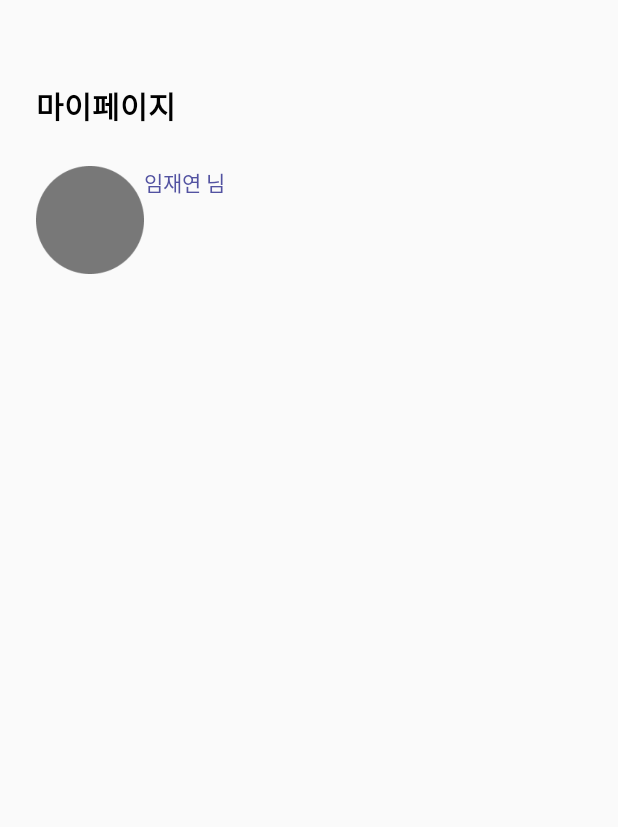
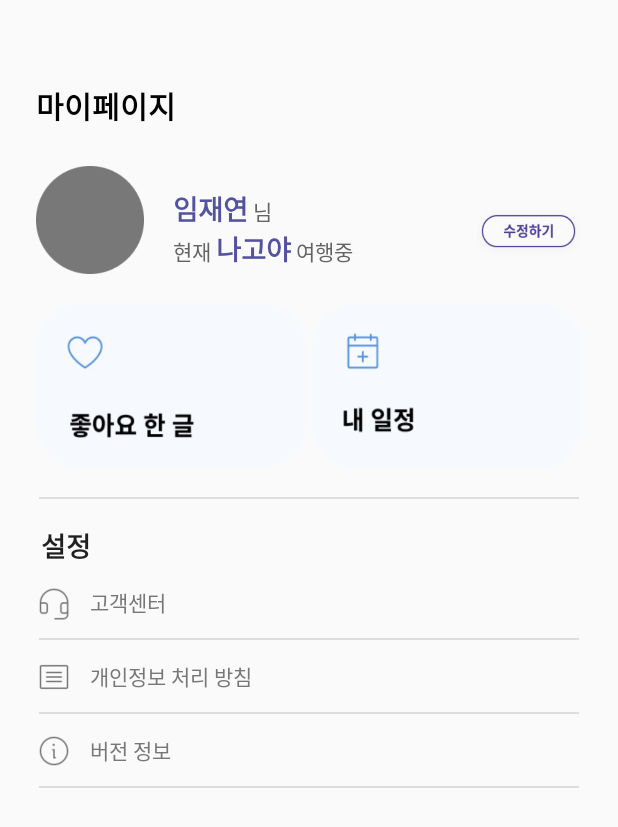
Before and after one commit to moon12-3/BaRoad, an Android app: the fragment Mypage shown on its own in the app's theme, on a phone screen of 412 x 824 dp. Shown: the top 827 px of the screen. Run offline under Robolectric (Android 15) with nearby library versions, the phone set to English and light mode, and no system bars.

Commit message:
마이페이지

```diff
--- a/app/src/main/java/com/example/baroad/MainFragment.java
+++ b/app/src/main/java/com/example/baroad/MainFragment.java
@@ -1,12 +1,19 @@
 package com.example.baroad;
 
+import android.graphics.Color;
+import android.graphics.Typeface;
 import android.os.Bundle;
 
 import androidx.fragment.app.Fragment;
 
+import android.text.Spannable;
+import android.text.SpannableString;
+import android.text.style.ForegroundColorSpan;
+import android.text.style.StyleSpan;
 import android.view.LayoutInflater;
 import android.view.View;
 import android.view.ViewGroup;
+import android.widget.TextView;
 
 public class MainFragment extends Fragment {
 
@@ -14,7 +21,18 @@ public class MainFragment extends Fragment {
     public View onCreateView(LayoutInflater inflater, ViewGroup container,
                              Bundle savedInstanceState) {
         View view = inflater.inflate(R.layout.fragment_main, container, false);
+
+        //특정 글씨 강조
+        TextView textView = view.findViewById(R.id.edit_search_text);
+        String content = textView.getText().toString();
+        SpannableString spannableString = new SpannableString(content);
+        String word ="여행";
+        int start = content.indexOf(word);
+        int end = start+word.length();
+        spannableString.setSpan(new ForegroundColorSpan(Color.parseColor("#5252A1")),start,end,Spannable.SPAN_EXCLUSIVE_EXCLUSIVE);
+        textView.setText(spannableString);
         return view;
+
 
 
     }
--- a/app/src/main/java/com/example/baroad/Mypage.java
+++ b/app/src/main/java/com/example/baroad/Mypage.java
@@ -1,64 +1,46 @@
 package com.example.baroad;
 
+import android.graphics.Color;
+import android.graphics.Typeface;
 import android.os.Bundle;
 
 import androidx.fragment.app.Fragment;
 
+import android.text.Spannable;
+import android.text.SpannableString;
+import android.text.style.ForegroundColorSpan;
+import android.text.style.RelativeSizeSpan;
+import android.text.style.StyleSpan;
 import android.view.LayoutInflater;
 import android.view.View;
 import android.view.ViewGroup;
+import android.widget.TextView;
 
-/**
- * A simple {@link Fragment} subclass.
- * Use the {@link Mypage#newInstance} factory method to
- * create an instance of this fragment.
- */
 public class Mypage extends Fragment {
-
-    // TODO: Rename parameter arguments, choose names that match
-    // the fragment initialization parameters, e.g. ARG_ITEM_NUMBER
-    private static final String ARG_PARAM1 = "param1";
-    private static final String ARG_PARAM2 = "param2";
-
-    // TODO: Rename and change types of parameters
-    private String mParam1;
-    private String mParam2;
-
-    public Mypage() {
-        // Required empty public constructor
-    }
-
-    /**
-     * Use this factory method to create a new instance of
-     * this fragment using the provided parameters.
-     *
-     * @param param1 Parameter 1.
-     * @param param2 Parameter 2.
-     * @return A new instance of fragment Mypage.
-     */
-    // TODO: Rename and change types and number of parameters
-    public static Mypage newInstance(String param1, String param2) {
-        Mypage fragment = new Mypage();
-        Bundle args = new Bundle();
-        args.putString(ARG_PARAM1, param1);
-        args.putString(ARG_PARAM2, param2);
-        fragment.setArguments(args);
-        return fragment;
-    }
-
-    @Override
-    public void onCreate(Bundle savedInstanceState) {
-        super.onCreate(savedInstanceState);
-        if (getArguments() != null) {
-            mParam1 = getArguments().getString(ARG_PARAM1);
-            mParam2 = getArguments().getString(ARG_PARAM2);
-        }
-    }
-
     @Override
     public View onCreateView(LayoutInflater inflater, ViewGroup container,
                              Bundle savedInstanceState) {
         // Inflate the layout for this fragment
-        return inflater.inflate(R.layout.fragment_mypage, container, false);
+        View view =  inflater.inflate(R.layout.fragment_mypage, container, false);
+        //특정문자강조
+        TextView textView = view.findViewById(R.id.myPage_id_txt);
+        String content = textView.getText().toString();
+        SpannableString spannableString = new SpannableString(content);
+        String word ="임재연";
+        int start = content.indexOf(word);
+        int end = start+word.length();
+        spannableString.setSpan(new ForegroundColorSpan(Color.parseColor("#5252A1")),start,end, Spannable.SPAN_EXCLUSIVE_EXCLUSIVE);
+        spannableString.setSpan(new StyleSpan(Typeface.BOLD), start, end, Spannable.SPAN_EXCLUSIVE_EXCLUSIVE);
+        spannableString.setSpan(new RelativeSizeSpan(1.3f), start, end, SpannableString.SPAN_EXCLUSIVE_EXCLUSIVE);
+
+        String word2 ="나고야";
+        int start2 = content.indexOf(word2);
+        int end2 = start2+word2.length();
+        spannableString.setSpan(new ForegroundColorSpan(Color.parseColor("#5252A1")),start2,end2, Spannable.SPAN_EXCLUSIVE_EXCLUSIVE);
+        spannableString.setSpan(new StyleSpan(Typeface.BOLD), start2, end2, Spannable.SPAN_EXCLUSIVE_EXCLUSIVE);
+        spannableString.setSpan(new RelativeSizeSpan(1.3f), start2, end2, SpannableString.SPAN_EXCLUSIVE_EXCLUSIVE);
+
+        textView.setText(spannableString);
+        return view;
     }
 }
--- a/app/src/main/res/layout/fragment_mypage.xml
+++ b/app/src/main/res/layout/fragment_mypage.xml
@@ -28,10 +28,122 @@
         <TextView
             android:layout_width="wrap_content"
             android:layout_height="wrap_content"
-            android:text="임재연 님"
-            android:textColor="#5252A1"/>
-
+            android:layout_marginLeft="19dp"
+            android:layout_marginTop="15dp"
+            android:text="임재연 님\n현재 나고야 여행중"
+            android:id="@+id/myPage_id_txt"
+            android:textColor="#636363"/>
+        <Button
+            android:layout_width="74dp"
+            android:layout_height="34dp"
+            android:layout_marginLeft="80dp"
+            android:layout_gravity="bottom"
+            android:layout_marginBottom="5dp"
+            android:background="@drawable/myPage_btn"/>
     </LinearLayout>
-
-
+    <LinearLayout
+        android:layout_width="wrap_content"
+        android:layout_height="110dp"
+        android:layout_marginLeft="24dp"
+        android:layout_marginRight="24dp"
+        android:layout_marginTop="19dp"
+        android:orientation="horizontal">
+        <Button
+            android:layout_width="0dp"
+            android:layout_height="wrap_content"
+            android:layout_weight="1"
+            android:layout_marginRight="2dp"
+            android:background="@drawable/myPage_like"/>
+        <Button
+            android:layout_width="0dp"
+            android:layout_height="wrap_content"
+            android:layout_weight="1"
+            android:layout_marginLeft="2dp"
+            android:background="@drawable/myPage_schedule"/>
+    </LinearLayout>
+    <View
+        android:layout_width="360dp"
+        android:layout_gravity="center"
+        android:layout_height="1dp"
+        android:background="#DDDDDD"
+        android:layout_marginTop="19dp"/>
+    <TextView
+        android:layout_width="wrap_content"
+        android:layout_height="wrap_content"
+        android:text="설정"
+        android:textSize="18dp"
+        android:textStyle="bold"
+        android:textColor="#1F1F1F"
+        android:layout_marginTop="17dp"
+        android:layout_marginLeft="27dp"/>
+    <LinearLayout
+        android:layout_width="match_parent"
+        android:layout_height="wrap_content"
+        android:layout_marginLeft="24dp"
+        android:layout_marginRight="24dp"
+        android:orientation="vertical">
+        <LinearLayout
+            android:layout_width="match_parent"
+            android:layout_height="wrap_content"
+            android:orientation="horizontal">
+            <Button
+                android:layout_width="24dp"
+                android:layout_height="24dp"
+                android:background="@drawable/myPage_customerCenter"/>
+            <Button
+                android:layout_width="match_parent"
+                android:layout_height="wrap_content"
+                android:text="고객센터"
+                android:textColor="#777777"
+                android:gravity="left|center_vertical"
+                style="?android:attr/borderlessButtonStyle"/>
+        </LinearLayout>
+    <View
+        android:layout_width="360dp"
+        android:layout_gravity="center"
+        android:layout_height="1dp"
+        android:background="#DDDDDD" />
+        <LinearLayout
+            android:layout_width="match_parent"
+            android:layout_height="wrap_content"
+            android:orientation="horizontal">
+            <Button
+                android:layout_width="24dp"
+                android:layout_height="24dp"
+                android:background="@drawable/myPage_Privacy"/>
+            <Button
+                android:layout_width="match_parent"
+                android:layout_height="wrap_content"
+                android:text="개인정보 처리 방침"
+                android:textColor="#777777"
+                android:gravity="left|center_vertical"
+                style="?android:attr/borderlessButtonStyle"/>
+        </LinearLayout>
+        <View
+            android:layout_width="360dp"
+            android:layout_gravity="center"
+            android:layout_height="1dp"
+            android:background="#DDDDDD" />
+        <LinearLayout
+            android:layout_width="match_parent"
+            android:layout_height="wrap_content"
+            android:orientation="horizontal">
+            <Button
+                android:layout_width="24dp"
+                android:layout_height="24dp"
+                android:background="@drawable/myPage_version"/>
+            <Button
+                android:layout_width="match_parent"
+                android:layout_height="wrap_content"
+                android:text="버전 정보"
+                android:textColor="#777777"
+                android:gravity="left|center_vertical"
+                style="?android:attr/borderlessButtonStyle"/>
+        </LinearLayout>
+        <View
+            android:layout_width="360dp"
+            android:layout_gravity="center"
+            android:layout_height="1dp"
+            android:background="#DDDDDD" />
+    </LinearLayout>
 </LinearLayout>
```
Also changed, not shown: app/src/main/res/drawable/line.png (added), app/src/main/res/drawable/myPage_Privacy.png (added), app/src/main/res/drawable/myPage_btn.png (added), app/src/main/res/drawable/myPage_customerCenter.png (added), app/src/main/res/drawable/myPage_like.png (added), app/src/main/res/drawable/myPage_schedule.png (added), app/src/main/res/drawable/myPage_version.png (added).
